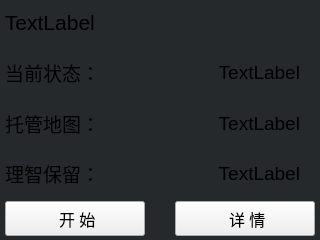
Old version of the form resources/ui/UI_GameCard.ui in the repository Chr0nixz/Closure.
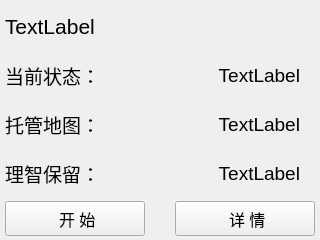
New version of the form.

The edit to the form file:
```diff
--- a/resources/ui/UI_GameCard.ui
+++ b/resources/ui/UI_GameCard.ui
@@ -27,7 +27,25 @@
    </property>
    <layout class="QHBoxLayout" name="horizontalLayout_6">
     <item>
-     <layout class="QVBoxLayout" name="verticalLayout" stretch="1,1,1,1,1,0">
+     <layout class="QVBoxLayout" name="verticalLayout" stretch="0,1,1,1,1,1,0">
+      <item>
+       <spacer name="verticalSpacer_2">
+        <property name="orientation">
+         <enum>Qt::Vertical</enum>
+        </property>
+        <property name="sizeType">
+         <enum>QSizePolicy::Fixed</enum>
+        </property>
+        <property name="sizeHint" stdset="0">
+         <size>
+          <width>20</width>
+          <height>5</height>
+         </size>
+        </property>
+       </spacer>
+      </item>
+      <item>
+       <layout class="QHBoxLayout" name="horizontalLayout_5">
       <item>
        <widget class="QLabel" name="Account_label">
         <property name="font">
@@ -40,6 +58,8 @@
         </property>
        </widget>
       </item>
+       </layout>
+      </item>
       <item>
        <layout class="QHBoxLayout" name="horizontalLayout_2">
         <item>
@@ -268,33 +288,6 @@
     </item>
    </layout>
   </widget>
-  <widget class="QFrame" name="frame">
-   <property name="geometry">
-    <rect>
-     <x>0</x>
-     <y>0</y>
-     <width>320</width>
-     <height>240</height>
-    </rect>
-   </property>
-   <property name="contextMenuPolicy">
-    <enum>Qt::DefaultContextMenu</enum>
-   </property>
-   <property name="styleSheet">
-    <string notr="true">background-color: #25292C</string>
-   </property>
-   <property name="frameShape">
-    <enum>QFrame::Box</enum>
-   </property>
-   <property name="frameShadow">
-    <enum>QFrame::Plain</enum>
-   </property>
-   <property name="lineWidth">
-    <number>0</number>
-   </property>
-  </widget>
-  <zorder>frame</zorder>
-  <zorder>horizontalLayoutWidget</zorder>
  </widget>
  <resources/>
  <connections/>
```
Lines whose indentation alone changed are shown as unchanged.
